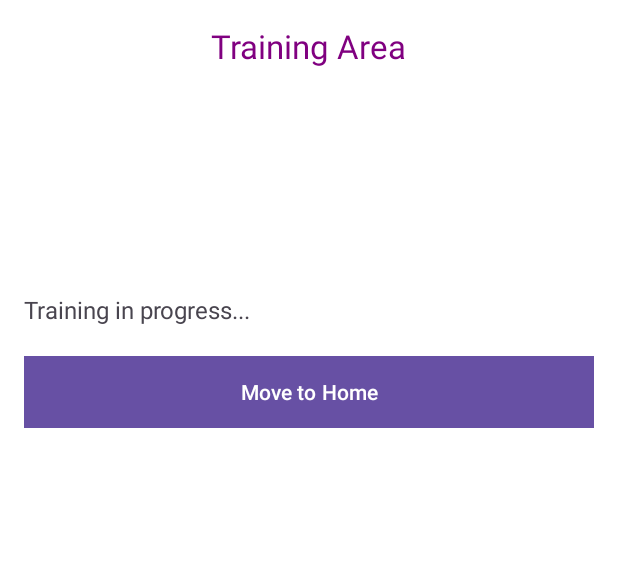
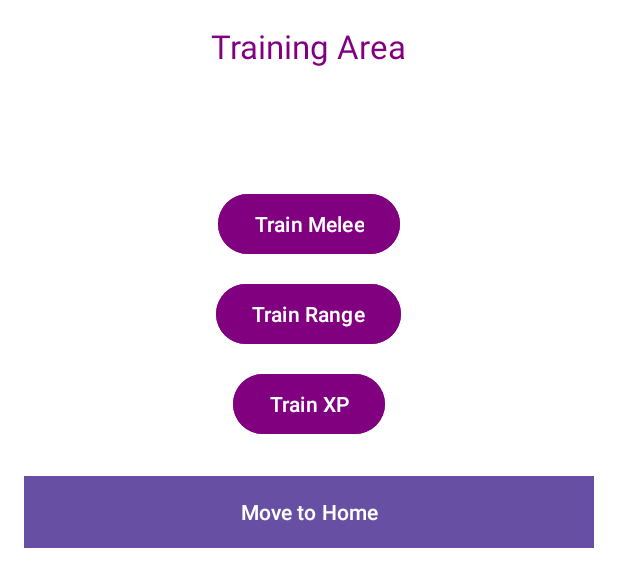
Before and after one commit to GutterZsombor/OOP-project, an Android app: the layout activity_training.xml on its own in the app's theme, with its tools: preview values and no code run, on a phone screen of 412 x 824 dp. Shown: the top 587 px of the screen. Run offline under Robolectric (Android 15) with nearby library versions, the phone set to English and light mode, and no system bars.

Commit message:
training works somewhat okay

```diff
--- a/oop_project/app/src/main/res/layout/activity_training.xml
+++ b/oop_project/app/src/main/res/layout/activity_training.xml
@@ -6,30 +6,65 @@
     android:background="#FFFFFF"
     android:padding="16dp">
 
+    <!-- Title -->
     <TextView
         android:layout_width="wrap_content"
         android:layout_height="wrap_content"
         android:text="Training Area"
         android:textSize="22sp"
         android:textColor="#800080"
-        android:layout_gravity="center" />
+        android:layout_gravity="center"
+        android:paddingBottom="16dp" />
 
-    <ImageView
-        android:id="@+id/imgTrainingLutemon"
-        android:layout_width="120dp"
-        android:layout_height="120dp"
-
-        android:layout_gravity="center"
-        android:layout_marginTop="20dp"/>
-
-    <TextView
+    <LinearLayout
+        android:id="@+id/hunterCardContainer"
         android:layout_width="match_parent"
         android:layout_height="wrap_content"
-        android:text="Training in progress..."
-        android:textSize="16sp"
-        android:layout_gravity="center"
-        android:layout_marginTop="10dp"/>
+        android:orientation="vertical"
+        android:layout_marginTop="20dp"
+        android:layout_marginBottom="20dp"
+        android:gravity="center" >
 
+
+    </LinearLayout>
+
+    <!-- Training Buttons -->
+    <LinearLayout
+        android:layout_width="match_parent"
+        android:layout_height="wrap_content"
+        android:orientation="vertical"
+        android:gravity="center_horizontal"
+        android:paddingTop="24dp"
+        android:paddingBottom="24dp">
+
+        <Button
+            android:id="@+id/btnTrainMelee"
+            android:layout_width="wrap_content"
+            android:layout_height="wrap_content"
+            android:text="Train Melee"
+            android:backgroundTint="#800080"
+            android:textColor="#FFFFFF"
+            android:layout_marginBottom="12dp" />
+
+        <Button
+            android:id="@+id/btnTrainRange"
+            android:layout_width="wrap_content"
+            android:layout_height="wrap_content"
+            android:text="Train Range"
+            android:backgroundTint="#800080"
+            android:textColor="#FFFFFF"
+            android:layout_marginBottom="12dp" />
+
+        <Button
+            android:id="@+id/btnTrainXP"
+            android:layout_width="wrap_content"
+            android:layout_height="wrap_content"
+            android:text="Train XP"
+            android:backgroundTint="#800080"
+            android:textColor="#FFFFFF" />
+    </LinearLayout>
+
+    <!-- Move to Home Button at the bottom -->
     <Button
         android:id="@+id/btnMoveHome"
         android:layout_width="match_parent"
@@ -37,5 +72,7 @@
         android:text="Move to Home"
         android:background="#800080"
         android:textColor="#FFFFFF"
-        android:layout_marginTop="20dp"/>
+        android:layout_gravity="bottom"
+         />
+
 </LinearLayout>
--- a/oop_project/app/src/main/res/layout/bhuntercardview.xml
+++ b/oop_project/app/src/main/res/layout/bhuntercardview.xml
@@ -15,10 +15,10 @@
 
 
         <CheckBox
-            android:id="@+id/checkBox3"
+            android:id="@+id/checkBox"
             android:layout_width="wrap_content"
             android:layout_height="wrap_content"
-            android:text="CheckBox"
+            android:text=""
             app:layout_constraintEnd_toEndOf="@+id/linearLayout"
             app:layout_constraintTop_toTopOf="@+id/linearLayout" />
 
--- a/oop_project/app/src/main/res/layout/hirebhuntercard.xml
+++ b/oop_project/app/src/main/res/layout/hirebhuntercard.xml
@@ -48,7 +48,7 @@
                         android:layout_width="wrap_content"
                         android:layout_height="wrap_content"
                         android:layout_marginStart="16dp"
-                        android:layout_weight="1"
+                        android:layout_weight="3"
                         android:text="Name"
                         android:textColor="@color/black"
                         android:textSize="20sp"
@@ -65,7 +65,7 @@
                         android:id="@+id/hptext"
                         android:layout_width="0dp"
                         android:layout_height="wrap_content"
-                        android:layout_weight="2"
+                        android:layout_weight="5"
                         android:text="health"
                         android:textColor="#000000" />
 
```
Also changed, not shown: oop_project/app/src/main/AndroidManifest.xml (+7 -0 lines), oop_project/app/src/main/java/com/example/oop_project/HomeActivity.java (+46 -0 lines), oop_project/app/src/main/java/com/example/oop_project/TrainActivity.java (added, +125 -0 lines), oop_project/app/src/main/java/com/example/oop_project/hunter/BountyHunter.java (+13 -1 lines), oop_project/app/src/main/java/com/example/oop_project/hunter/BountyHunterAdapter.java (+19 -0 lines), oop_project/app/src/main/java/com/example/oop_project/util/JsonHelper.java (+16 -0 lines).
